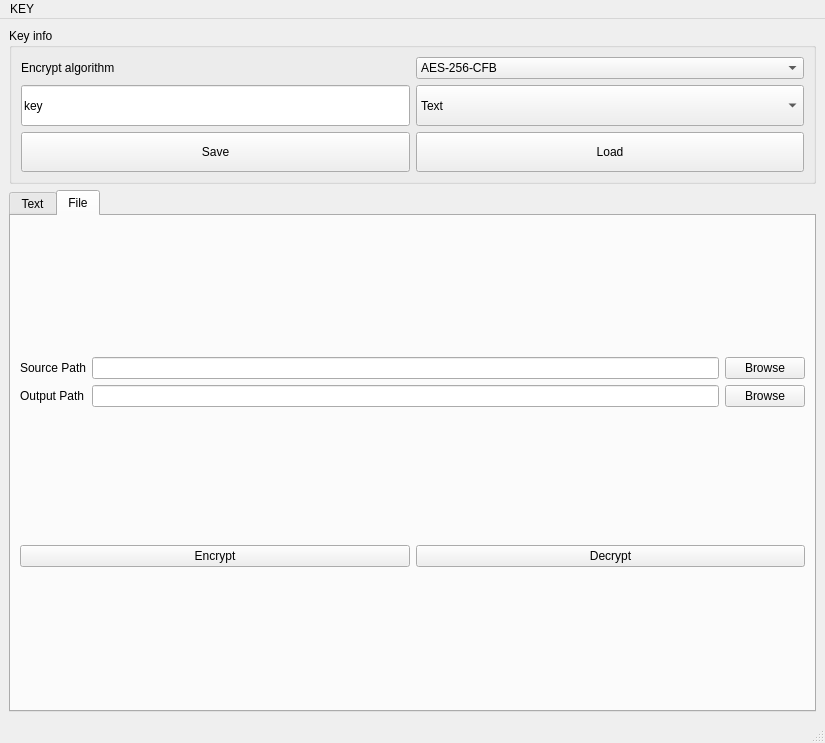
First picture: the form in gui_main.ui, repository wevsty/en_message, before the edit.
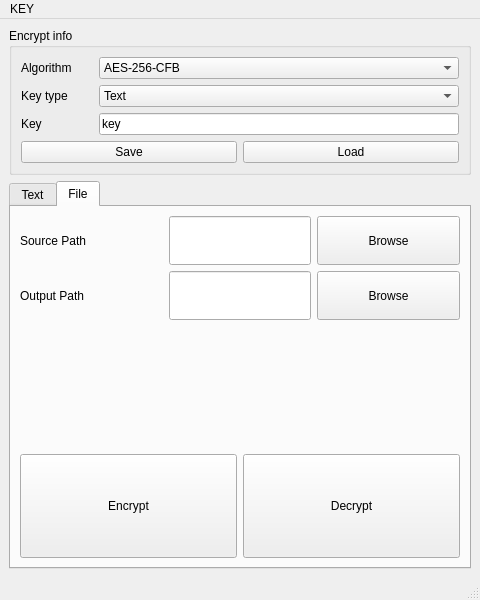
Second picture: the form after the edit. The open tabs and pages were chosen to show the change. Icons and pictures are not drawn.

Commit message: update mainwindow ui update exchange key wizard ui

```diff
--- a/gui_main.ui
+++ b/gui_main.ui
@@ -6,10 +6,16 @@
    <rect>
     <x>0</x>
     <y>0</y>
-    <width>825</width>
-    <height>743</height>
+    <width>480</width>
+    <height>600</height>
    </rect>
   </property>
+  <property name="sizePolicy">
+   <sizepolicy hsizetype="Expanding" vsizetype="Expanding">
+    <horstretch>0</horstretch>
+    <verstretch>0</verstretch>
+   </sizepolicy>
+  </property>
   <property name="minimumSize">
    <size>
     <width>0</width>
@@ -23,78 +29,30 @@
    <iconset resource="gui_resource.qrc">
     <normaloff>:/gui/resources/image/icon.svg</normaloff>:/gui/resources/image/icon.svg</iconset>
   </property>
-  <widget class="QWidget" name="centralwidget">
-   <layout class="QVBoxLayout" name="verticalLayout">
+  <widget class="QWidget" name="centralwidget_Main">
+   <property name="sizePolicy">
+    <sizepolicy hsizetype="Expanding" vsizetype="Expanding">
+     <horstretch>0</horstretch>
+     <verstretch>0</verstretch>
+    </sizepolicy>
+   </property>
+   <layout class="QVBoxLayout" name="verticalLayout" stretch="1,4">
     <item>
-     <widget class="QGroupBox" name="groupBox_Key_Info">
+     <widget class="QGroupBox" name="groupBox_Encrypt_Info">
+      <property name="sizePolicy">
+       <sizepolicy hsizetype="Expanding" vsizetype="Expanding">
+        <horstretch>0</horstretch>
+        <verstretch>0</verstretch>
+       </sizepolicy>
+      </property>
       <property name="title">
-       <string>Key info</string>
+       <string>Encrypt info</string>
       </property>
       <layout class="QGridLayout" name="gridLayout">
-       <item row="1" column="1">
-        <widget class="QLineEdit" name="LineEdit_Key_Text">
-         <property name="sizePolicy">
-          <sizepolicy hsizetype="MinimumExpanding" vsizetype="MinimumExpanding">
-           <horstretch>0</horstretch>
-           <verstretch>0</verstretch>
-          </sizepolicy>
-         </property>
-         <property name="minimumSize">
-          <size>
-           <width>32</width>
-           <height>28</height>
-          </size>
-         </property>
-         <property name="text">
-          <string>key</string>
-         </property>
-         <property name="echoMode">
-          <enum>QLineEdit::Normal</enum>
-         </property>
-        </widget>
-       </item>
-       <item row="1" column="3">
-        <widget class="QComboBox" name="comboBox_Key_Mode">
-         <property name="sizePolicy">
-          <sizepolicy hsizetype="MinimumExpanding" vsizetype="MinimumExpanding">
-           <horstretch>0</horstretch>
-           <verstretch>0</verstretch>
-          </sizepolicy>
-         </property>
-         <property name="currentText">
-          <string notr="true">Text</string>
-         </property>
-         <item>
-          <property name="text">
-           <string>Text</string>
-          </property>
-         </item>
-        </widget>
-       </item>
-       <item row="2" column="3">
-        <widget class="QPushButton" name="Button_Load_Key">
-         <property name="sizePolicy">
-          <sizepolicy hsizetype="MinimumExpanding" vsizetype="MinimumExpanding">
-           <horstretch>0</horstretch>
-           <verstretch>0</verstretch>
-          </sizepolicy>
-         </property>
-         <property name="text">
-          <string>Load</string>
-         </property>
-        </widget>
-       </item>
-       <item row="0" column="1">
-        <widget class="QLabel" name="Label_Encrypt_Mode">
-         <property name="text">
-          <string>Encrypt algorithm</string>
-         </property>
-        </widget>
-       </item>
-       <item row="2" column="1">
+       <item row="4" column="0">
         <widget class="QPushButton" name="Button_Save_Key">
          <property name="sizePolicy">
-          <sizepolicy hsizetype="MinimumExpanding" vsizetype="MinimumExpanding">
+          <sizepolicy hsizetype="Expanding" vsizetype="Expanding">
            <horstretch>0</horstretch>
            <verstretch>0</verstretch>
           </sizepolicy>
@@ -104,20 +62,122 @@
          </property>
         </widget>
        </item>
-       <item row="0" column="3">
-        <widget class="QComboBox" name="comboBox_Encrypt_Algorithm">
-         <item>
-          <property name="text">
-           <string>AES-256-CFB</string>
-          </property>
-         </item>
+       <item row="4" column="1">
+        <widget class="QPushButton" name="Button_Load_Key">
+         <property name="sizePolicy">
+          <sizepolicy hsizetype="Expanding" vsizetype="Expanding">
+           <horstretch>0</horstretch>
+           <verstretch>0</verstretch>
+          </sizepolicy>
+         </property>
+         <property name="text">
+          <string>Load</string>
+         </property>
         </widget>
        </item>
+       <item row="0" column="0" colspan="2">
+        <layout class="QGridLayout" name="gridLayout_Encrypt_Options" columnstretch="1,5">
+         <item row="0" column="0">
+          <widget class="QLabel" name="Label_Encrypt_Mode">
+           <property name="sizePolicy">
+            <sizepolicy hsizetype="Expanding" vsizetype="Expanding">
+             <horstretch>0</horstretch>
+             <verstretch>0</verstretch>
+            </sizepolicy>
+           </property>
+           <property name="text">
+            <string>Algorithm</string>
+           </property>
+          </widget>
+         </item>
+         <item row="1" column="0">
+          <widget class="QLabel" name="Label_Key_Type">
+           <property name="sizePolicy">
+            <sizepolicy hsizetype="Expanding" vsizetype="Expanding">
+             <horstretch>0</horstretch>
+             <verstretch>0</verstretch>
+            </sizepolicy>
+           </property>
+           <property name="text">
+            <string>Key type</string>
+           </property>
+          </widget>
+         </item>
+         <item row="0" column="1">
+          <widget class="QComboBox" name="comboBox_Encrypt_Algorithm">
+           <property name="sizePolicy">
+            <sizepolicy hsizetype="Expanding" vsizetype="Expanding">
+             <horstretch>0</horstretch>
+             <verstretch>0</verstretch>
+            </sizepolicy>
+           </property>
+           <item>
+            <property name="text">
+             <string>AES-256-CFB</string>
+            </property>
+           </item>
+          </widget>
+         </item>
+         <item row="1" column="1">
+          <widget class="QComboBox" name="comboBox_Key_Mode">
+           <property name="sizePolicy">
+            <sizepolicy hsizetype="Expanding" vsizetype="Expanding">
+             <horstretch>0</horstretch>
+             <verstretch>0</verstretch>
+            </sizepolicy>
+           </property>
+           <property name="currentText">
+            <string notr="true">Text</string>
+           </property>
+           <item>
+            <property name="text">
+             <string>Text</string>
+            </property>
+           </item>
+          </widget>
+         </item>
+         <item row="2" column="0">
+          <widget class="QLabel" name="Label_Key_Data">
+           <property name="sizePolicy">
+            <sizepolicy hsizetype="Expanding" vsizetype="Expanding">
+             <horstretch>0</horstretch>
+             <verstretch>0</verstretch>
+            </sizepolicy>
+           </property>
+           <property name="text">
+            <string>Key</string>
+           </property>
+          </widget>
+         </item>
+         <item row="2" column="1">
+          <widget class="QLineEdit" name="LineEdit_Key_Text">
+           <property name="sizePolicy">
+            <sizepolicy hsizetype="Expanding" vsizetype="Expanding">
+             <horstretch>0</horstretch>
+             <verstretch>0</verstretch>
+            </sizepolicy>
+           </property>
+           <property name="text">
+            <string>key</string>
+           </property>
+           <property name="echoMode">
+            <enum>QLineEdit::Normal</enum>
+           </property>
+          </widget>
+         </item>
+        </layout>
+       </item>
       </layout>
      </widget>
     </item>
     <item>
      <widget class="QTabWidget" name="tabWidget_Crypto_Data">
+      <property name="sizePolicy">
+       <sizepolicy hsizetype="Expanding" vsizetype="Expanding">
+        <horstretch>0</horstretch>
+        <verstretch>0</verstretch>
+       </sizepolicy>
+      </property>
       <property name="currentIndex">
        <number>0</number>
       </property>
@@ -269,6 +329,12 @@
        </layout>
       </widget>
       <widget class="QWidget" name="Crypto_File_Tab">
+       <property name="sizePolicy">
+        <sizepolicy hsizetype="Expanding" vsizetype="Expanding">
+         <horstretch>0</horstretch>
+         <verstretch>0</verstretch>
+        </sizepolicy>
+       </property>
        <attribute name="title">
         <string>File</string>
        </attribute>
@@ -277,16 +343,35 @@
          <layout class="QGridLayout" name="gridLayout_File_Path">
           <item row="0" column="0">
            <widget class="QLabel" name="Label_Source_File_Path">
+            <property name="sizePolicy">
+             <sizepolicy hsizetype="Expanding" vsizetype="Expanding">
+              <horstretch>0</horstretch>
+              <verstretch>0</verstretch>
+             </sizepolicy>
+            </property>
             <property name="text">
              <string>Source Path</string>
             </property>
            </widget>
           </item>
           <item row="0" column="1">
-           <widget class="QLineEdit" name="LineEdit_Source_File_Path"/>
+           <widget class="QLineEdit" name="LineEdit_Source_File_Path">
+            <property name="sizePolicy">
+             <sizepolicy hsizetype="Expanding" vsizetype="Expanding">
+              <horstretch>0</horstretch>
+              <verstretch>0</verstretch>
+             </sizepolicy>
+            </property>
+           </widget>
           </item>
           <item row="0" column="2">
            <widget class="QPushButton" name="Button_Source_File_Browse">
+            <property name="sizePolicy">
+             <sizepolicy hsizetype="Expanding" vsizetype="Expanding">
+              <horstretch>0</horstretch>
+              <verstretch>0</verstretch>
+             </sizepolicy>
+            </property>
             <property name="text">
              <string>Browse</string>
             </property>
@@ -294,16 +379,35 @@
           </item>
           <item row="1" column="0">
            <widget class="QLabel" name="Label_Output_File_Path">
+            <property name="sizePolicy">
+             <sizepolicy hsizetype="Expanding" vsizetype="Expanding">
+              <horstretch>0</horstretch>
+              <verstretch>0</verstretch>
+             </sizepolicy>
+            </property>
             <property name="text">
              <string>Output Path</string>
             </property>
            </widget>
           </item>
           <item row="1" column="1">
-           <widget class="QLineEdit" name="LineEdit_Output_File_Path"/>
+           <widget class="QLineEdit" name="LineEdit_Output_File_Path">
+            <property name="sizePolicy">
+             <sizepolicy hsizetype="Expanding" vsizetype="Expanding">
+              <horstretch>0</horstretch>
+              <verstretch>0</verstretch>
+             </sizepolicy>
+            </property>
+           </widget>
           </item>
           <item row="1" column="2">
            <widget class="QPushButton" name="Button_Output_File_Browse">
+            <property name="sizePolicy">
+             <sizepolicy hsizetype="Expanding" vsizetype="Expanding">
+              <horstretch>0</horstretch>
+              <verstretch>0</verstretch>
+             </sizepolicy>
+            </property>
             <property name="text">
              <string>Browse</string>
             </property>
@@ -311,10 +415,32 @@
           </item>
          </layout>
         </item>
+        <item>
+         <spacer name="verticalSpacer_File_Tab">
+          <property name="orientation">
+           <enum>Qt::Vertical</enum>
+          </property>
+          <property name="sizeType">
+           <enum>QSizePolicy::MinimumExpanding</enum>
+          </property>
+          <property name="sizeHint" stdset="0">
+           <size>
+            <width>32</width>
+            <height>128</height>
+           </size>
+          </property>
+         </spacer>
+        </item>
         <item>
          <layout class="QHBoxLayout" name="horizontalLayout_File_Tab_Encrypt_Button">
           <item>
            <widget class="QPushButton" name="Button_Encrypt_File">
+            <property name="sizePolicy">
+             <sizepolicy hsizetype="Expanding" vsizetype="Expanding">
+              <horstretch>0</horstretch>
+              <verstretch>0</verstretch>
+             </sizepolicy>
+            </property>
             <property name="text">
              <string>Encrypt</string>
             </property>
@@ -322,6 +448,12 @@
           </item>
           <item>
            <widget class="QPushButton" name="Button_Decrypt_File">
+            <property name="sizePolicy">
+             <sizepolicy hsizetype="Expanding" vsizetype="Expanding">
+              <horstretch>0</horstretch>
+              <verstretch>0</verstretch>
+             </sizepolicy>
+            </property>
             <property name="text">
              <string>Decrypt</string>
             </property>
@@ -340,7 +472,7 @@
     <rect>
      <x>0</x>
      <y>0</y>
-     <width>825</width>
+     <width>480</width>
      <height>26</height>
     </rect>
    </property>
@@ -353,7 +485,14 @@
    </widget>
    <addaction name="menu_Key"/>
   </widget>
-  <widget class="QStatusBar" name="statusbar"/>
+  <widget class="QStatusBar" name="statusbar">
+   <property name="sizePolicy">
+    <sizepolicy hsizetype="Expanding" vsizetype="Expanding">
+     <horstretch>0</horstretch>
+     <verstretch>0</verstretch>
+    </sizepolicy>
+   </property>
+  </widget>
   <action name="actionExchange_Key">
    <property name="text">
     <string>Exchange Key</string>
```
Left out of the diff: 53 changed lines with no effect on the pictures. The commit also changes 3 other files.
